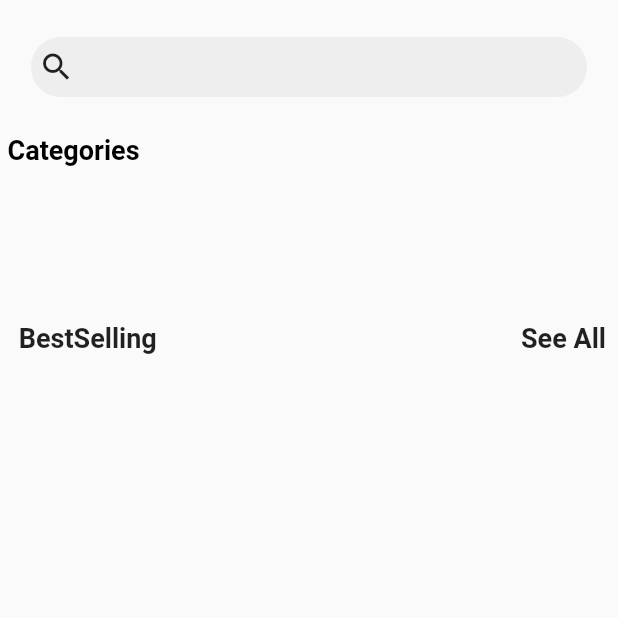
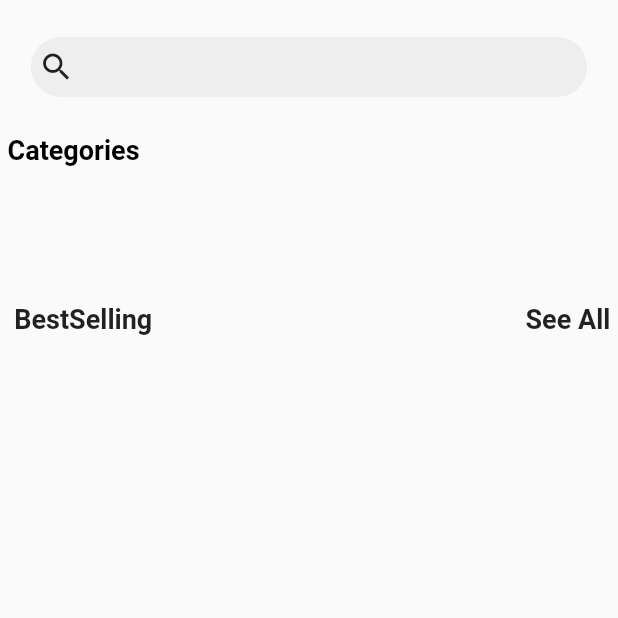
Before and after one commit to abdo-gamal-vip/e_commerce, a Flutter app: the ExploreView screen opened directly, on a phone screen of 412 x 824 dp, the top half of it. Run offline on Flutter 3.47's test engine with Material 2 defaults, Android fonts, the phone set to English and light mode, and no system bars; our stand-ins replace cloud_firestore, firebase_auth, firebase_core, flutter_signin_button, flutter_svg, get and 1 more; accounts and stored records are empty.

Commit message:
modified:   lib/views/home/explore_view.dart 	modified:   pubspec.yaml

```diff
--- a/lib/views/home/explore_view.dart
+++ b/lib/views/home/explore_view.dart
@@ -57,7 +57,7 @@ class ExploreView extends GetWidget<ExploreViewModel> {
                   Padding(
                     padding: const EdgeInsets.all(4),
                     child: SizedBox(
-                      height: 812 * 90 / Get.height,
+                      height: 812 * 80 / Get.height,
                       child: ListView.builder(
                         scrollDirection: Axis.horizontal,
                         itemCount: controller.catList.length,
@@ -85,7 +85,7 @@ class ExploreView extends GetWidget<ExploreViewModel> {
                     ),
                   ),
                   Padding(
-                    padding: const EdgeInsets.all(8.0),
+                    padding: const EdgeInsets.all(5.0),
                     child: Row(
                       mainAxisAlignment: MainAxisAlignment.start,
                       children: [
@@ -104,10 +104,10 @@ class ExploreView extends GetWidget<ExploreViewModel> {
                     ),
                   ),
                   SizedBox(
-                    height: Get.height * 0.015,
+                    height: Get.height * 0.001,
                   ),
                   SizedBox(
-                    height: 812 * 320 / Get.height,
+                    height: 812 * 300 / Get.height,
                     child: ListView.builder(
                       scrollDirection: Axis.horizontal,
                       itemCount: controller.bestList.length,
@@ -131,12 +131,10 @@ class ExploreView extends GetWidget<ExploreViewModel> {
                                   height: Get.height * 240 / Get.height,
                                   width: Get.width * 164 / Get.width,
                                 ),
-                                Expanded(
-                                  child: Column(
+                                Column(
                                   mainAxisAlignment:
                                       MainAxisAlignment.spaceAround,
-                                    crossAxisAlignment:
-                                        CrossAxisAlignment.start,
+                                  crossAxisAlignment: CrossAxisAlignment.start,
                                   children: [
                                     Text(cont.bestList[index].name),
                                     Text(cont.bestList[index].brand,
@@ -153,7 +151,6 @@ class ExploreView extends GetWidget<ExploreViewModel> {
                                     ),
                                   ],
                                 ),
-                                ),
                               ],
                             ),
                           ),
--- a/pubspec.yaml
+++ b/pubspec.yaml
@@ -18,7 +18,7 @@ publish_to: 'none' # Remove this line if you wish to publish to pub.dev
 version: 1.0.0+1
 
 environment:
-  sdk: ">=2.15.1 <3.0.0"
+  sdk: ">=2.17.0 <3.0.0"
 
 # Dependencies specify other packages that your package needs in order to work.
 # To automatically upgrade your package dependencies to the latest versions
@@ -77,6 +77,7 @@ flutter:
     - assets/Explore1.png
     - assets/svg/notfi.svg
     - assets/svg/address.svg
+    - assets/svg/editprofile.png
   #   - images/a_dot_ham.jpeg
 
   # An image asset can refer to one or more resolution-specific "variants", see
```
Lines whose indentation alone changed are shown as unchanged.
